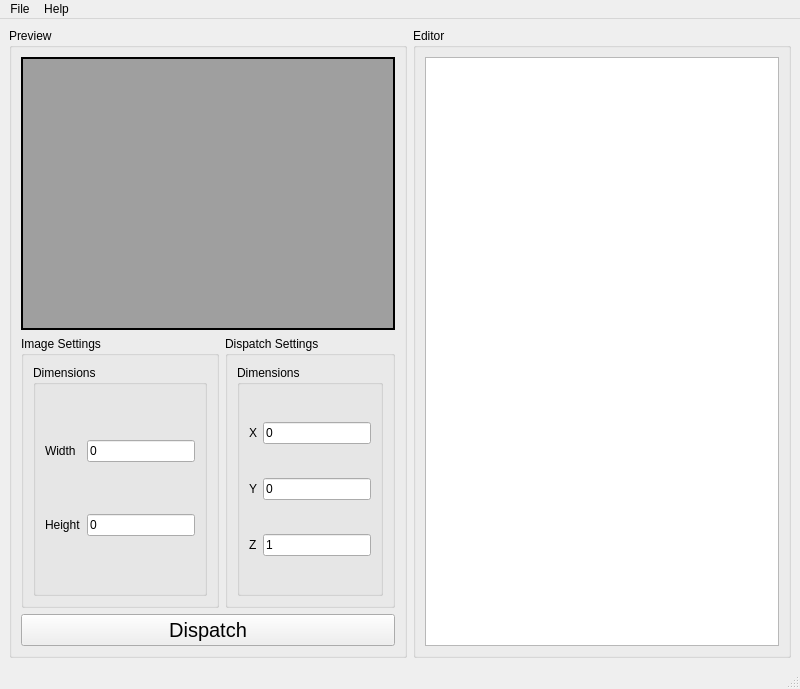
Qt form ComputeViewer/Resources/ComputeViewer.ui (Draketuroth/ComputeViewer) before a commit.
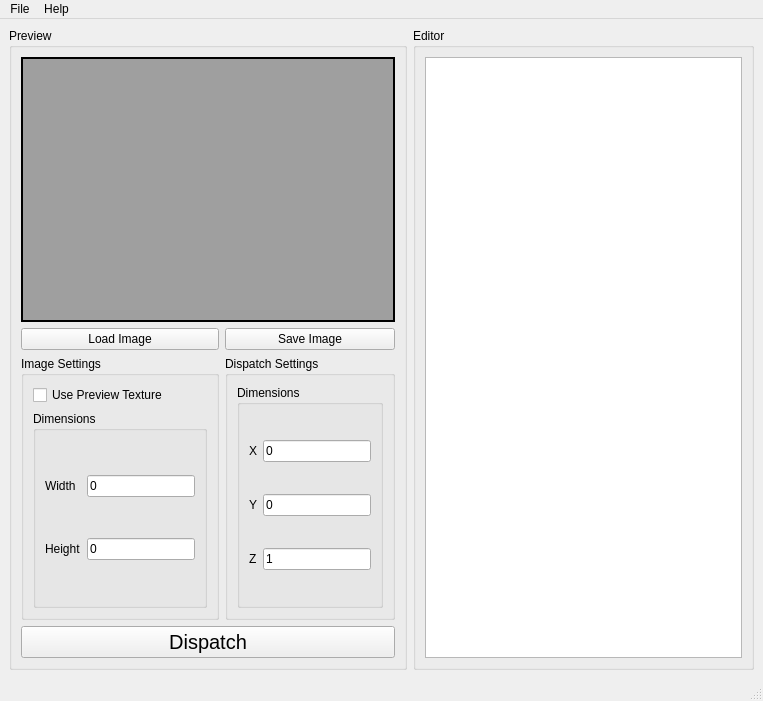
The same form after that commit. Icons and pictures are not drawn.

Commit message: Added support to load and read input image in shader

Patch:
```diff
--- a/ComputeViewer/Resources/ComputeViewer.ui
+++ b/ComputeViewer/Resources/ComputeViewer.ui
@@ -6,8 +6,8 @@
    <rect>
     <x>0</x>
     <y>0</y>
-    <width>800</width>
-    <height>689</height>
+    <width>763</width>
+    <height>701</height>
    </rect>
   </property>
   <property name="windowTitle">
@@ -30,61 +30,33 @@
          <string>Preview</string>
         </property>
         <layout class="QGridLayout" name="LeftRegionGroupLayout">
-         <item row="2" column="0">
-          <layout class="QGridLayout" name="ImageSettingsLayout">
-           <item row="0" column="1">
-            <widget class="QGroupBox" name="ImageSettingsGroupBox">
-             <property name="title">
-              <string>Image Settings</string>
-             </property>
-             <layout class="QGridLayout" name="ImageSettingsGroupBoxLayout">
-              <item row="0" column="0">
-               <layout class="QGridLayout" name="ImageDimensionsLayout">
-                <item row="0" column="0">
-                 <widget class="QGroupBox" name="ImageDimensionsGroupBox">
-                  <property name="title">
-                   <string>Dimensions</string>
-                  </property>
-                  <layout class="QGridLayout" name="ImageDimensionsGroupBoxLayout">
-                   <item row="1" column="0">
-                    <widget class="QLabel" name="ImageHeightLabel">
-                     <property name="text">
-                      <string>Height</string>
-                     </property>
-                    </widget>
-                   </item>
-                   <item row="0" column="0">
-                    <widget class="QLabel" name="ImageWidthLabel">
-                     <property name="text">
-                      <string>Width</string>
-                     </property>
-                    </widget>
-                   </item>
-                   <item row="1" column="1">
-                    <widget class="QLineEdit" name="ImageHeightLineEdit">
-                     <property name="text">
-                      <string>0</string>
-                     </property>
-                    </widget>
-                   </item>
-                   <item row="0" column="1">
-                    <widget class="QLineEdit" name="ImageWidthLineEdit">
-                     <property name="text">
-                      <string>0</string>
-                     </property>
-                    </widget>
-                   </item>
-                  </layout>
-                 </widget>
-                </item>
-               </layout>
-              </item>
-             </layout>
-            </widget>
-           </item>
-          </layout>
-         </item>
          <item row="2" column="1">
+          <widget class="QPushButton" name="SaveImageButton">
+           <property name="text">
+            <string>Save Image</string>
+           </property>
+          </widget>
+         </item>
+         <item row="2" column="0">
+          <widget class="QPushButton" name="LoadImageButton">
+           <property name="text">
+            <string>Load Image</string>
+           </property>
+          </widget>
+         </item>
+         <item row="4" column="0" colspan="2">
+          <widget class="QPushButton" name="DispatchButton">
+           <property name="font">
+            <font>
+             <pointsize>15</pointsize>
+            </font>
+           </property>
+           <property name="text">
+            <string>Dispatch</string>
+           </property>
+          </widget>
+         </item>
+         <item row="3" column="1">
           <layout class="QGridLayout" name="DispatchSettingsLayout">
            <item row="0" column="0">
             <widget class="QGroupBox" name="DispatchSettingsBox">
@@ -93,20 +65,11 @@
              </property>
              <layout class="QGridLayout" name="DispatchSettingsBoxLayout">
               <item row="0" column="0">
-               <layout class="QGridLayout" name="DispatchDimensionsLayout">
-                <item row="0" column="0">
                  <widget class="QGroupBox" name="DispatchDimensionsGroupBox">
                   <property name="title">
                    <string>Dimensions</string>
                   </property>
                   <layout class="QGridLayout" name="DispatchDimensionsGroupBoxlayout">
-                   <item row="0" column="1">
-                    <widget class="QLineEdit" name="DispatchXLineEdit">
-                     <property name="text">
-                      <string>0</string>
-                     </property>
-                    </widget>
-                   </item>
                    <item row="2" column="0">
                     <widget class="QLabel" name="DispatchZLabel">
                      <property name="text">
@@ -114,20 +77,6 @@
                      </property>
                     </widget>
                    </item>
-                   <item row="0" column="0">
-                    <widget class="QLabel" name="DispatchXLabel">
-                     <property name="text">
-                      <string>X</string>
-                     </property>
-                    </widget>
-                   </item>
-                   <item row="1" column="0">
-                    <widget class="QLabel" name="DispatchYLabel">
-                     <property name="text">
-                      <string>Y</string>
-                     </property>
-                    </widget>
-                   </item>
                    <item row="2" column="1">
                     <widget class="QLineEdit" name="DispatchZLineEdit">
                      <property name="text">
@@ -135,6 +84,13 @@
                      </property>
                     </widget>
                    </item>
+                 <item row="1" column="0">
+                  <widget class="QLabel" name="DispatchYLabel">
+                   <property name="text">
+                    <string>Y</string>
+                   </property>
+                  </widget>
+                 </item>
                    <item row="1" column="1">
                     <widget class="QLineEdit" name="DispatchYLineEdit">
                      <property name="text">
@@ -142,10 +98,22 @@
                      </property>
                     </widget>
                    </item>
-                  </layout>
-                 </widget>
-                </item>
-               </layout>
+                 <item row="0" column="0">
+                  <widget class="QLabel" name="DispatchXLabel">
+                   <property name="text">
+                    <string>X</string>
+                   </property>
+                  </widget>
+                 </item>
+                 <item row="0" column="1">
+                  <widget class="QLineEdit" name="DispatchXLineEdit">
+                   <property name="text">
+                    <string>0</string>
+                   </property>
+                  </widget>
+                 </item>
+                </layout>
+               </widget>
               </item>
              </layout>
             </widget>
@@ -175,18 +143,59 @@
            </item>
           </layout>
          </item>
-         <item row="3" column="0" colspan="2">
-          <layout class="QGridLayout" name="DispatchButtonLayout">
+         <item row="3" column="0">
+          <layout class="QGridLayout" name="ImageSettingsLayout">
+           <item row="0" column="1">
+            <widget class="QGroupBox" name="ImageSettingsGroupBox">
+             <property name="title">
+              <string>Image Settings</string>
+             </property>
+             <layout class="QGridLayout" name="ImageSettingsGroupBoxLayout">
+              <item row="1" column="0">
+               <widget class="QGroupBox" name="ImageDimensionsGroupBox">
+                <property name="title">
+                 <string>Dimensions</string>
+                </property>
+                <layout class="QGridLayout" name="ImageDimensionsGroupBoxLayout">
+                 <item row="1" column="0">
+                  <widget class="QLabel" name="ImageHeightLabel">
+                   <property name="text">
+                    <string>Height</string>
+                   </property>
+                  </widget>
+                 </item>
            <item row="0" column="0">
-            <widget class="QPushButton" name="DispatchButton">
-             <property name="font">
-              <font>
-               <pointsize>15</pointsize>
-              </font>
-             </property>
+                  <widget class="QLabel" name="ImageWidthLabel">
+                   <property name="text">
+                    <string>Width</string>
+                   </property>
+                  </widget>
+                 </item>
+                 <item row="0" column="1">
+                  <widget class="QLineEdit" name="ImageWidthLineEdit">
              <property name="text">
-              <string>Dispatch</string>
-             </property>
+                    <string>0</string>
+                   </property>
+                  </widget>
+                 </item>
+                 <item row="1" column="1">
+                  <widget class="QLineEdit" name="ImageHeightLineEdit">
+                   <property name="text">
+                    <string>0</string>
+                   </property>
+                  </widget>
+                 </item>
+                </layout>
+               </widget>
+              </item>
+              <item row="0" column="0">
+               <widget class="QCheckBox" name="UsePreviewDataCheckBox">
+                <property name="text">
+                 <string>Use Preview Texture</string>
+                </property>
+               </widget>
+              </item>
+             </layout>
             </widget>
            </item>
           </layout>
@@ -219,7 +228,7 @@
     <rect>
      <x>0</x>
      <y>0</y>
-     <width>800</width>
+     <width>763</width>
      <height>21</height>
     </rect>
    </property>
```
Lines whose indentation alone changed are shown as unchanged. The commit also changes 8 other files.
